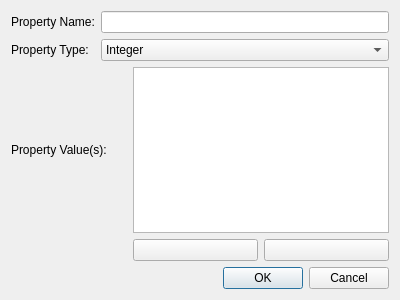
christopherpow/nesicide, file designers/project_properties/propertyeditordialog.ui: the form before one commit.
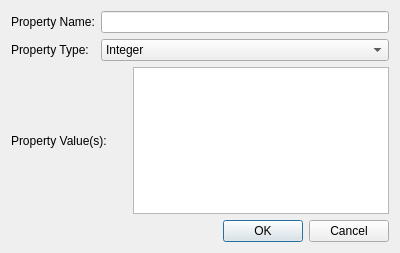
The form after the commit. Icons and pictures are not drawn.

Commit message: More work on tile properties.  Enums can be created.  Fixing save-marker on tabs so it doesn't disappear when an already-open tab is reopened. Fixing layout of Tile Editor a bit.

```diff
--- a/designers/project_properties/propertyeditordialog.ui
+++ b/designers/project_properties/propertyeditordialog.ui
@@ -7,7 +7,7 @@
     <x>0</x>
     <y>0</y>
     <width>400</width>
-    <height>300</height>
+    <height>253</height>
    </rect>
   </property>
   <property name="windowTitle">
@@ -118,6 +118,9 @@
        </widget>
        <widget class="QWidget" name="enumPage">
         <layout class="QGridLayout" name="gridLayout_4">
+         <property name="verticalSpacing">
+          <number>0</number>
+         </property>
          <property name="margin">
           <number>0</number>
          </property>
@@ -128,30 +131,33 @@
            </property>
           </widget>
          </item>
-         <item row="1" column="1">
-          <widget class="QPushButton" name="addValue">
-           <property name="text">
-            <string/>
-           </property>
-           <property name="icon">
-            <iconset resource="../resource.qrc">
-             <normaloff>:/resources/22_item_add.png</normaloff>:/resources/22_item_add.png</iconset>
-           </property>
-          </widget>
-         </item>
-         <item row="1" column="2">
-          <widget class="QPushButton" name="removeValue">
-           <property name="text">
-            <string/>
-           </property>
-           <property name="icon">
-            <iconset resource="../resource.qrc">
-             <normaloff>:/resources/22_item_remove.png</normaloff>:/resources/22_item_remove.png</iconset>
-           </property>
-          </widget>
-         </item>
          <item row="0" column="1" colspan="2">
-          <widget class="QTableView" name="tableView"/>
+          <widget class="QTableView" name="enumView">
+           <property name="selectionMode">
+            <enum>QAbstractItemView::SingleSelection</enum>
+           </property>
+           <property name="textElideMode">
+            <enum>Qt::ElideNone</enum>
+           </property>
+           <property name="showGrid">
+            <bool>false</bool>
+           </property>
+           <property name="sortingEnabled">
+            <bool>false</bool>
+           </property>
+           <property name="wordWrap">
+            <bool>false</bool>
+           </property>
+           <property name="cornerButtonEnabled">
+            <bool>false</bool>
+           </property>
+           <attribute name="horizontalHeaderStretchLastSection">
+            <bool>true</bool>
+           </attribute>
+           <attribute name="verticalHeaderVisible">
+            <bool>false</bool>
+           </attribute>
+          </widget>
          </item>
         </layout>
        </widget>
```
Left out of the diff: 4 changed lines with no effect on the pictures. The commit also changes 17 other files.
